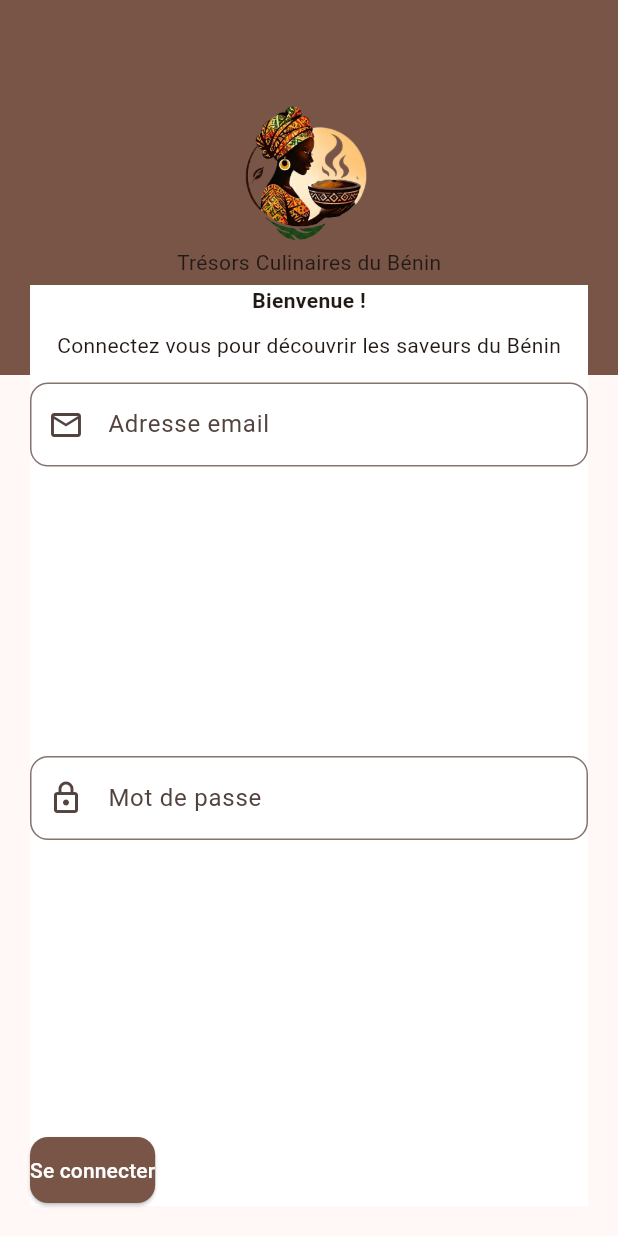
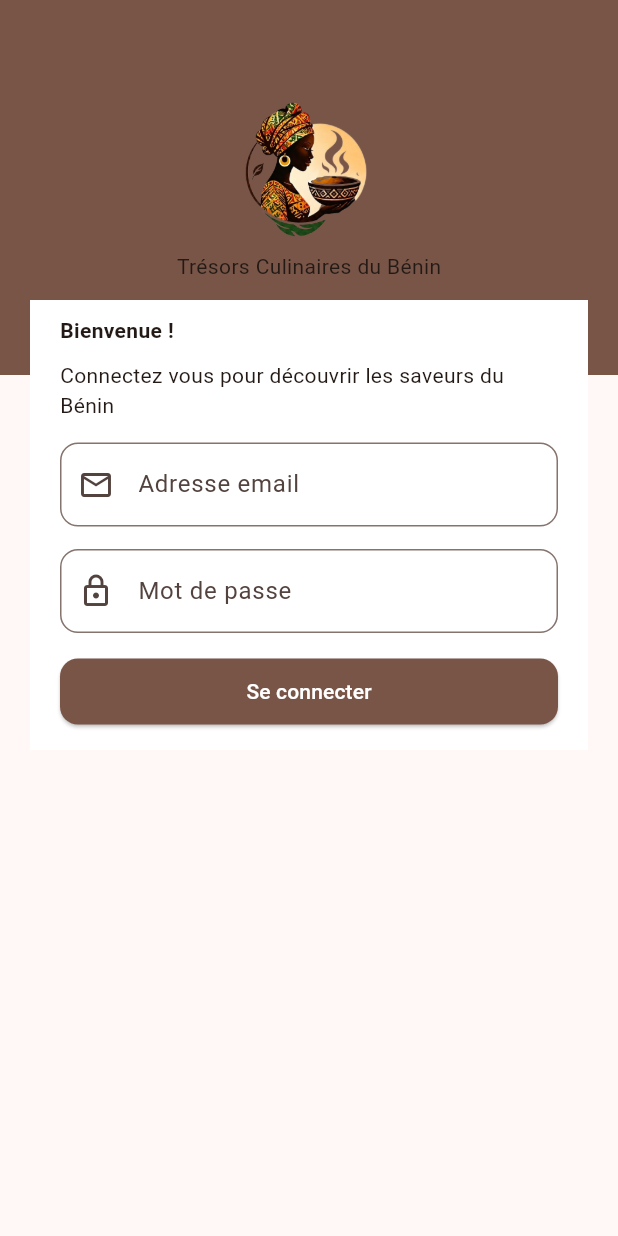
Before and after one commit to Jenny3005/culinaireBenin, a Flutter app: the LoginPage screen opened by its route, on a phone screen of 412 x 824 dp. Run offline on Flutter 3.47's test engine with Material 3 defaults, Android fonts, the phone set to English and light mode, and no system bars; network calls fail.

Commit message:
finalisation du formulaire de connexion

```diff
--- a/culinairebenin/lib/pages/login.dart
+++ b/culinairebenin/lib/pages/login.dart
@@ -25,39 +25,43 @@ class _LoginPageState extends State<LoginPage> {
                 mainAxisAlignment: MainAxisAlignment.center,
               children: [
                 Image.asset('assets/images/logo.png', width: 100, height: 100),
+                const SizedBox(height: 5),
                 Text('Trésors Culinaires du Bénin')
               ],
             ),)
           ),
           Positioned(
-            top: 190,
+            top: 200,
             right: 20,
             left: 20,
-            bottom: 20,
+
             child: Container(
+              height: 300,
               color: Colors.white,
+              padding: const EdgeInsets.symmetric(horizontal: 20.0),
               child: Column(
+                crossAxisAlignment: CrossAxisAlignment.start,
+
                 children: [
+                  const SizedBox(height: 10,),
                   Text("Bienvenue !",
-                  textAlign: TextAlign.left,
                   style: TextStyle(
                     fontWeight: FontWeight.bold,
                   ),),
                   const SizedBox(height: 10,),
                   Text("Connectez vous pour découvrir les saveurs du Bénin",
-                  textAlign: TextAlign.left,
                   ),
                   const SizedBox(height: 15,),
-                  Expanded(child: TextField(decoration: InputDecoration(
+                  TextField(decoration: InputDecoration(
                     hintText: "votre@email.com",
                     labelText: "Adresse email",
                     prefixIcon: Icon(Icons.email_outlined),
                     border: OutlineInputBorder(
                       borderRadius: BorderRadius.circular(12)
                     )
-                  ),),),
-                  const SizedBox(height: 12,),
-                  Expanded(child: TextField(
+                  ),),
+                  const SizedBox(height: 15,),
+                  TextField(
                     decoration: InputDecoration(
                       labelText: "Mot de passe",
                       hintText: "*****",
@@ -66,10 +70,11 @@ class _LoginPageState extends State<LoginPage> {
                         borderRadius: BorderRadius.circular(12),
                       )
                     ),
-                  )),
+                  ),
                   const SizedBox(height: 15,),
+
                   Row(children: [
-                    ElevatedButton(onPressed: () {},
+                    Expanded(child:ElevatedButton(onPressed: () {},
                     style: ElevatedButton.styleFrom(
                       backgroundColor: Colors.brown,
                       foregroundColor: Colors.white,
@@ -78,7 +83,7 @@ class _LoginPageState extends State<LoginPage> {
                       ),
                       padding: const EdgeInsets.symmetric(vertical: 12)
                     ),
-                    child: Text("Se connecter") )
+                    child: Text("Se connecter") ))
                   ],)
                 ],
               ),
```
